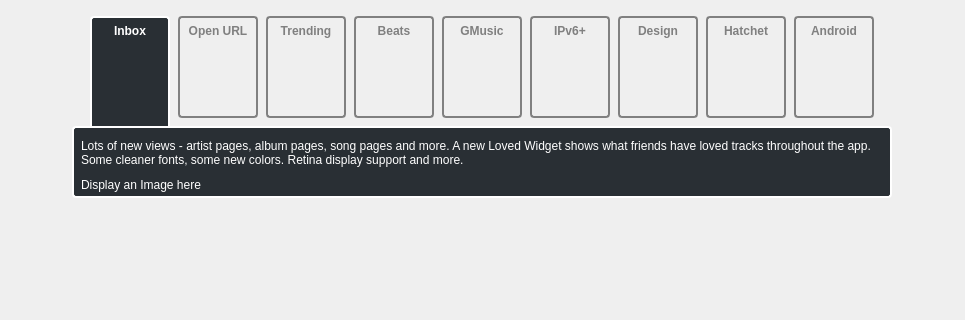
Qt form src/viewpages/whatsnew_0_8/WhatsNewWidget_0_8.ui (tomahawk-player/tomahawk) before a commit; both pictures show x 0 to 965 and y 0 to 320 of the 965 by 616 pixel window.
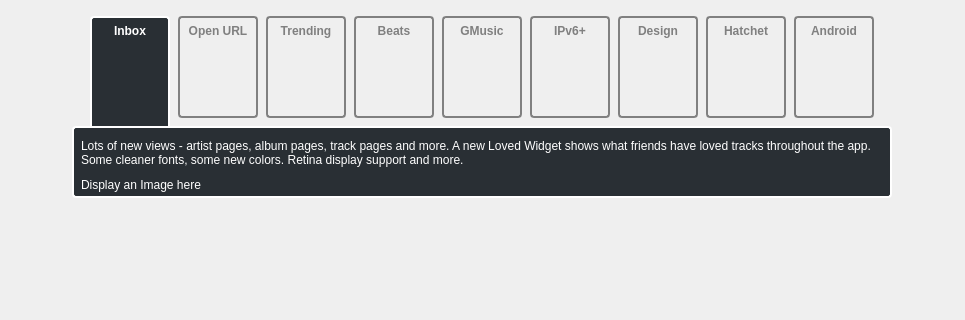
The same form after that commit. The open tabs and pages were chosen to show the change. Custom widgets are drawn as their Qt base class.

Commit message: [whatsnew] Add Design text

```diff
--- a/src/viewpages/whatsnew_0_8/WhatsNewWidget_0_8.ui
+++ b/src/viewpages/whatsnew_0_8/WhatsNewWidget_0_8.ui
@@ -1028,7 +1028,7 @@
                </sizepolicy>
               </property>
               <property name="text">
-               <string>Lots of new views - artist pages, album pages, song pages and more. A new Loved Widget shows what friends have loved tracks throughout the app. Some cleaner fonts, some new colors. Retina display support and more.</string>
+               <string>Lots of new views - artist pages, album pages, track pages and more. A new Loved Widget shows what friends have loved tracks throughout the app. Some cleaner fonts, some new colors. Retina display support and more.</string>
               </property>
               <property name="scaledContents">
                <bool>false</bool>
```
